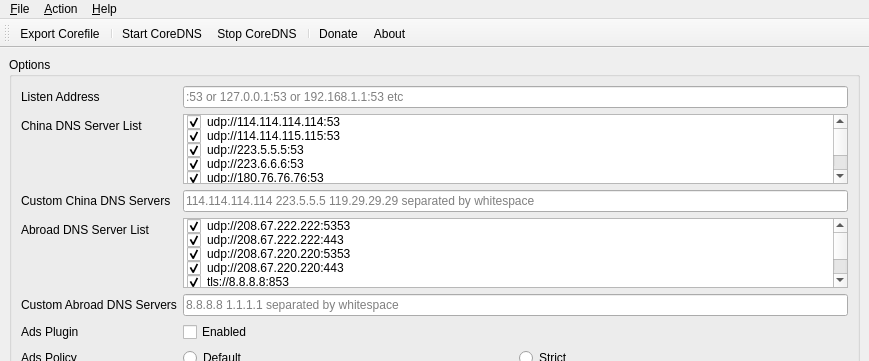
The window that mainwindow.ui (missdeer/corednshome) describes before a commit, drawn with Qt 5; both pictures show x 0 to 869 and y 0 to 361 of the 869 by 796 pixel window.
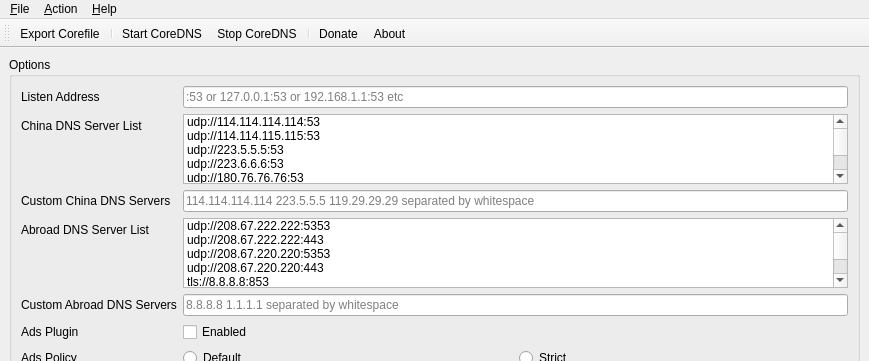
The same window after the commit. Icons and pictures are not drawn.

Diff of the .ui file:
```diff
--- a/mainwindow.ui
+++ b/mainwindow.ui
@@ -39,7 +39,7 @@
            <string>udp://114.114.114.114:53</string>
           </property>
           <property name="checkState">
-           <enum>Checked</enum>
+           <enum>Unchecked</enum>
           </property>
           <property name="flags">
            <set>ItemIsUserCheckable|ItemIsEnabled</set>
@@ -50,7 +50,7 @@
            <string>udp://114.114.115.115:53</string>
           </property>
           <property name="checkState">
-           <enum>Checked</enum>
+           <enum>Unchecked</enum>
           </property>
           <property name="flags">
            <set>ItemIsUserCheckable|ItemIsEnabled</set>
@@ -61,7 +61,7 @@
            <string>udp://223.5.5.5:53</string>
           </property>
           <property name="checkState">
-           <enum>Checked</enum>
+           <enum>Unchecked</enum>
           </property>
           <property name="flags">
            <set>ItemIsUserCheckable|ItemIsEnabled</set>
@@ -72,7 +72,7 @@
            <string>udp://223.6.6.6:53</string>
           </property>
           <property name="checkState">
-           <enum>Checked</enum>
+           <enum>Unchecked</enum>
           </property>
           <property name="flags">
            <set>ItemIsUserCheckable|ItemIsEnabled</set>
@@ -83,7 +83,7 @@
            <string>udp://180.76.76.76:53</string>
           </property>
           <property name="checkState">
-           <enum>Checked</enum>
+           <enum>Unchecked</enum>
           </property>
           <property name="flags">
            <set>ItemIsUserCheckable|ItemIsEnabled</set>
@@ -94,7 +94,7 @@
            <string>udp://119.29.29.29:53</string>
           </property>
           <property name="checkState">
-           <enum>Checked</enum>
+           <enum>Unchecked</enum>
           </property>
           <property name="flags">
            <set>ItemIsUserCheckable|ItemIsEnabled</set>
@@ -105,7 +105,7 @@
            <string>udp://1.2.4.8:53</string>
           </property>
           <property name="checkState">
-           <enum>Checked</enum>
+           <enum>Unchecked</enum>
           </property>
           <property name="flags">
            <set>ItemIsUserCheckable|ItemIsEnabled</set>
@@ -153,7 +153,7 @@
            <string extracomment="OpenDNS"/>
           </property>
           <property name="checkState">
-           <enum>Checked</enum>
+           <enum>Unchecked</enum>
           </property>
           <property name="flags">
            <set>ItemIsUserCheckable|ItemIsEnabled</set>
@@ -170,7 +170,7 @@
            <string extracomment="OpenDNS"/>
           </property>
           <property name="checkState">
-           <enum>Checked</enum>
+           <enum>Unchecked</enum>
           </property>
           <property name="flags">
            <set>ItemIsUserCheckable|ItemIsEnabled</set>
@@ -187,7 +187,7 @@
            <string extracomment="OpenDNS"/>
           </property>
           <property name="checkState">
-           <enum>Checked</enum>
+           <enum>Unchecked</enum>
           </property>
           <property name="flags">
            <set>ItemIsUserCheckable|ItemIsEnabled</set>
@@ -204,7 +204,7 @@
            <string extracomment="OpenDNS"/>
           </property>
           <property name="checkState">
-           <enum>Checked</enum>
+           <enum>Unchecked</enum>
           </property>
           <property name="flags">
            <set>ItemIsUserCheckable|ItemIsEnabled</set>
@@ -215,7 +215,7 @@
            <string>tls://8.8.8.8:853</string>
           </property>
           <property name="checkState">
-           <enum>Checked</enum>
+           <enum>Unchecked</enum>
           </property>
           <property name="flags">
            <set>ItemIsUserCheckable|ItemIsEnabled</set>
@@ -226,7 +226,7 @@
            <string>tls://8.8.4.4:853</string>
           </property>
           <property name="checkState">
-           <enum>Checked</enum>
+           <enum>Unchecked</enum>
           </property>
           <property name="flags">
            <set>ItemIsUserCheckable|ItemIsEnabled</set>
@@ -237,7 +237,7 @@
            <string>tls://1.1.1.1:853</string>
           </property>
           <property name="checkState">
-           <enum>Checked</enum>
+           <enum>Unchecked</enum>
           </property>
           <property name="flags">
            <set>ItemIsUserCheckable|ItemIsEnabled</set>
@@ -248,7 +248,7 @@
            <string>tls://1.0.0.1:853</string>
           </property>
           <property name="checkState">
-           <enum>Checked</enum>
+           <enum>Unchecked</enum>
           </property>
           <property name="flags">
            <set>ItemIsUserCheckable|ItemIsEnabled</set>
@@ -259,7 +259,7 @@
            <string>tls://9.9.9.9:853</string>
           </property>
           <property name="checkState">
-           <enum>Checked</enum>
+           <enum>Unchecked</enum>
           </property>
           <property name="flags">
            <set>ItemIsUserCheckable|ItemIsEnabled</set>
@@ -270,7 +270,7 @@
            <string>tls://9.9.9.10:853</string>
           </property>
           <property name="checkState">
-           <enum>Checked</enum>
+           <enum>Unchecked</enum>
           </property>
           <property name="flags">
            <set>ItemIsUserCheckable|ItemIsEnabled</set>
@@ -281,7 +281,7 @@
            <string>tls://145.100.185.15:853</string>
           </property>
           <property name="checkState">
-           <enum>Checked</enum>
+           <enum>Unchecked</enum>
           </property>
           <property name="flags">
            <set>ItemIsUserCheckable|ItemIsEnabled</set>
@@ -292,7 +292,7 @@
            <string>tls://145.100.185.16:853</string>
           </property>
           <property name="checkState">
-           <enum>Checked</enum>
+           <enum>Unchecked</enum>
           </property>
           <property name="flags">
            <set>ItemIsUserCheckable|ItemIsEnabled</set>
@@ -303,7 +303,7 @@
            <string>tls://145.100.185.17:853</string>
           </property>
           <property name="checkState">
-           <enum>Checked</enum>
+           <enum>Unchecked</enum>
           </property>
           <property name="flags">
            <set>ItemIsUserCheckable|ItemIsEnabled</set>
@@ -314,7 +314,7 @@
            <string>tls://145.100.185.18:853</string>
           </property>
           <property name="checkState">
-           <enum>Checked</enum>
+           <enum>Unchecked</enum>
           </property>
           <property name="flags">
            <set>ItemIsUserCheckable|ItemIsEnabled</set>
@@ -325,7 +325,7 @@
            <string>tls://185.49.141.37:853</string>
           </property>
           <property name="checkState">
-           <enum>Checked</enum>
+           <enum>Unchecked</enum>
           </property>
           <property name="flags">
            <set>ItemIsUserCheckable|ItemIsEnabled</set>
@@ -336,7 +336,7 @@
            <string>tls://89.233.43.71:853</string>
           </property>
           <property name="checkState">
-           <enum>Checked</enum>
+           <enum>Unchecked</enum>
           </property>
           <property name="flags">
            <set>ItemIsUserCheckable|ItemIsEnabled</set>
@@ -347,7 +347,7 @@
            <string>tls://158.64.1.29:853</string>
           </property>
           <property name="checkState">
-           <enum>Checked</enum>
+           <enum>Unchecked</enum>
           </property>
           <property name="flags">
            <set>ItemIsUserCheckable|ItemIsEnabled</set>
@@ -358,7 +358,7 @@
            <string>tls://176.103.130.130:853</string>
           </property>
           <property name="checkState">
-           <enum>Checked</enum>
+           <enum>Unchecked</enum>
           </property>
           <property name="flags">
            <set>ItemIsUserCheckable|ItemIsEnabled</set>
@@ -369,7 +369,7 @@
            <string>tls://176.103.130.131:853</string>
           </property>
           <property name="checkState">
-           <enum>Checked</enum>
+           <enum>Unchecked</enum>
           </property>
           <property name="flags">
            <set>ItemIsUserCheckable|ItemIsEnabled</set>
@@ -380,7 +380,7 @@
            <string>tls://176.103.130.132:853</string>
           </property>
           <property name="checkState">
-           <enum>Checked</enum>
+           <enum>Unchecked</enum>
           </property>
           <property name="flags">
            <set>ItemIsUserCheckable|ItemIsEnabled</set>
@@ -391,7 +391,7 @@
            <string>tls://176.103.130.134:853</string>
           </property>
           <property name="checkState">
-           <enum>Checked</enum>
+           <enum>Unchecked</enum>
           </property>
           <property name="flags">
            <set>ItemIsUserCheckable|ItemIsEnabled</set>
@@ -402,7 +402,7 @@
            <string>tls://199.58.81.218:853</string>
           </property>
           <property name="checkState">
-           <enum>Checked</enum>
+           <enum>Unchecked</enum>
           </property>
           <property name="flags">
            <set>ItemIsUserCheckable|ItemIsEnabled</set>
@@ -413,7 +413,7 @@
            <string>tls://51.15.70.167:853</string>
           </property>
           <property name="checkState">
-           <enum>Checked</enum>
+           <enum>Unchecked</enum>
           </property>
           <property name="flags">
            <set>ItemIsUserCheckable|ItemIsEnabled</set>
@@ -424,7 +424,7 @@
            <string>tls://146.185.167.43:853</string>
           </property>
           <property name="checkState">
-           <enum>Checked</enum>
+           <enum>Unchecked</enum>
           </property>
           <property name="flags">
            <set>ItemIsUserCheckable|ItemIsEnabled</set>
@@ -435,7 +435,7 @@
            <string>tls://81.187.221.24:853</string>
           </property>
           <property name="checkState">
-           <enum>Checked</enum>
+           <enum>Unchecked</enum>
           </property>
           <property name="flags">
            <set>ItemIsUserCheckable|ItemIsEnabled</set>
@@ -446,7 +446,7 @@
            <string>tls://94.130.110.185:853</string>
           </property>
           <property name="checkState">
-           <enum>Checked</enum>
+           <enum>Unchecked</enum>
           </property>
           <property name="flags">
            <set>ItemIsUserCheckable|ItemIsEnabled</set>
@@ -457,7 +457,7 @@
            <string>tls://94.130.110.178:853</string>
           </property>
           <property name="checkState">
-           <enum>Checked</enum>
+           <enum>Unchecked</enum>
           </property>
           <property name="flags">
            <set>ItemIsUserCheckable|ItemIsEnabled</set>
@@ -468,7 +468,7 @@
            <string>tls://139.59.51.46:853</string>
           </property>
           <property name="checkState">
-           <enum>Checked</enum>
+           <enum>Unchecked</enum>
           </property>
           <property name="flags">
            <set>ItemIsUserCheckable|ItemIsEnabled</set>
@@ -479,7 +479,7 @@
            <string>tls://80.67.188.188:853</string>
           </property>
           <property name="checkState">
-           <enum>Checked</enum>
+           <enum>Unchecked</enum>
           </property>
           <property name="flags">
            <set>ItemIsUserCheckable|ItemIsEnabled</set>
@@ -490,7 +490,7 @@
            <string>tls://89.234.186.112:853</string>
           </property>
           <property name="checkState">
-           <enum>Checked</enum>
+           <enum>Unchecked</enum>
           </property>
           <property name="flags">
            <set>ItemIsUserCheckable|ItemIsEnabled</set>
@@ -501,7 +501,7 @@
            <string>tls://200.1.123.46:853</string>
           </property>
           <property name="checkState">
-           <enum>Checked</enum>
+           <enum>Unchecked</enum>
           </property>
           <property name="flags">
            <set>ItemIsUserCheckable|ItemIsEnabled</set>
@@ -512,7 +512,7 @@
            <string>tls://93.177.65.183:853</string>
           </property>
           <property name="checkState">
-           <enum>Checked</enum>
+           <enum>Unchecked</enum>
           </property>
           <property name="flags">
            <set>ItemIsUserCheckable|ItemIsEnabled</set>
@@ -523,7 +523,7 @@
            <string>tls://184.105.193.78:853</string>
           </property>
           <property name="checkState">
-           <enum>Checked</enum>
+           <enum>Unchecked</enum>
           </property>
           <property name="flags">
            <set>ItemIsUserCheckable|ItemIsEnabled</set>
@@ -534,7 +534,7 @@
            <string>tls://[2001:610:1:40ba:145:100:185:15]:853</string>
           </property>
           <property name="checkState">
-           <enum>Checked</enum>
+           <enum>Unchecked</enum>
           </property>
           <property name="flags">
            <set>ItemIsUserCheckable|ItemIsEnabled</set>
@@ -545,7 +545,7 @@
            <string>tls://[2001:610:1:40ba:145:100:185:16]:853</string>
           </property>
           <property name="checkState">
-           <enum>Checked</enum>
+           <enum>Unchecked</enum>
           </property>
           <property name="flags">
            <set>ItemIsUserCheckable|ItemIsEnabled</set>
@@ -556,7 +556,7 @@
            <string>tls://[2a04:b900:0:100::38]:853</string>
           </property>
           <property name="checkState">
-           <enum>Checked</enum>
+           <enum>Unchecked</enum>
           </property>
           <property name="flags">
            <set>ItemIsUserCheckable|ItemIsEnabled</set>
@@ -567,7 +567,7 @@
            <string>tls://[2620:fe::fe]:853</string>
           </property>
           <property name="checkState">
-           <enum>Checked</enum>
+           <enum>Unchecked</enum>
           </property>
           <property name="flags">
            <set>ItemIsUserCheckable|ItemIsEnabled</set>
@@ -578,7 +578,7 @@
            <string>tls://[2620:fe::10]:853</string>
           </property>
           <property name="checkState">
-           <enum>Checked</enum>
+           <enum>Unchecked</enum>
           </property>
           <property name="flags">
            <set>ItemIsUserCheckable|ItemIsEnabled</set>
@@ -589,7 +589,7 @@
            <string>tls://[2606:4700:4700::1111]:853</string>
           </property>
           <property name="checkState">
-           <enum>Checked</enum>
+           <enum>Unchecked</enum>
           </property>
           <property name="flags">
            <set>ItemIsUserCheckable|ItemIsEnabled</set>
@@ -600,7 +600,7 @@
            <string>tls://[2606:4700:4700::1001]:853</string>
           </property>
           <property name="checkState">
-           <enum>Checked</enum>
+           <enum>Unchecked</enum>
           </property>
           <property name="flags">
            <set>ItemIsUserCheckable|ItemIsEnabled</set>
@@ -611,7 +611,7 @@
            <string>tls://[2001:4860:4860::8888]:853</string>
           </property>
           <property name="checkState">
-           <enum>Checked</enum>
+           <enum>Unchecked</enum>
           </property>
           <property name="flags">
            <set>ItemIsUserCheckable|ItemIsEnabled</set>
@@ -622,7 +622,7 @@
            <string>tls://[2001:4860:4860::8844]:853</string>
           </property>
           <property name="checkState">
-           <enum>Checked</enum>
+           <enum>Unchecked</enum>
           </property>
           <property name="flags">
            <set>ItemIsUserCheckable|ItemIsEnabled</set>
@@ -633,7 +633,7 @@
            <string>tls://[2a00:5a60::ad1:0ff]:853</string>
           </property>
           <property name="checkState">
-           <enum>Checked</enum>
+           <enum>Unchecked</enum>
           </property>
           <property name="flags">
            <set>ItemIsUserCheckable|ItemIsEnabled</set>
@@ -644,7 +644,7 @@
            <string>tls://[2a00:5a60::ad2:0ff]:853</string>
           </property>
           <property name="checkState">
-           <enum>Checked</enum>
+           <enum>Unchecked</enum>
           </property>
           <property name="flags">
            <set>ItemIsUserCheckable|ItemIsEnabled</set>
@@ -655,7 +655,7 @@
            <string>tls://[2a00:5a60::bad1:0ff]:853</string>
           </property>
           <property name="checkState">
-           <enum>Checked</enum>
+           <enum>Unchecked</enum>
           </property>
           <property name="flags">
            <set>ItemIsUserCheckable|ItemIsEnabled</set>
@@ -666,7 +666,7 @@
            <string>tls://[2a00:5a60::bad2:0ff]:853</string>
           </property>
           <property name="checkState">
-           <enum>Checked</enum>
+           <enum>Unchecked</enum>
           </property>
           <property name="flags">
            <set>ItemIsUserCheckable|ItemIsEnabled</set>
```
Left out of the diff: 5 changed lines with no effect on the pictures.
